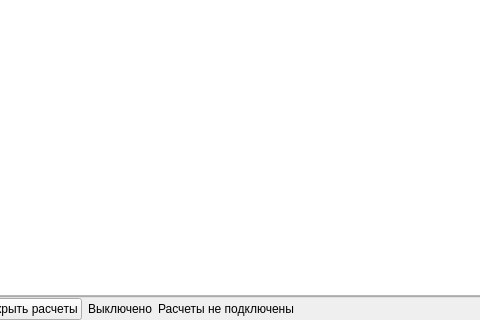
Qt form retrade.ui (p4st1/AppForCommercialRequests) before a commit; both pictures show x 217 to 697 and y 380 to 700 of the 1100 by 700 pixel window.
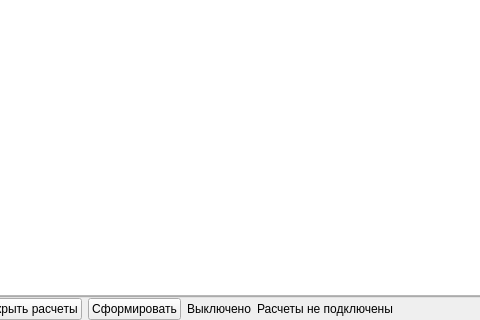
The same form after that commit.

Commit message: Add retrade Excel generation button

```diff
--- a/retrade.ui
+++ b/retrade.ui
@@ -360,6 +360,13 @@
        </property>
       </widget>
      </item>
+     <item>
+      <widget class="QPushButton" name="btnGenerate">
+       <property name="text">
+        <string>Сформировать</string>
+       </property>
+      </widget>
+     </item>
      <item>
       <widget class="QLabel" name="label_auto_trade_status">
        <property name="text">
```
The commit also changes 2 other files.
